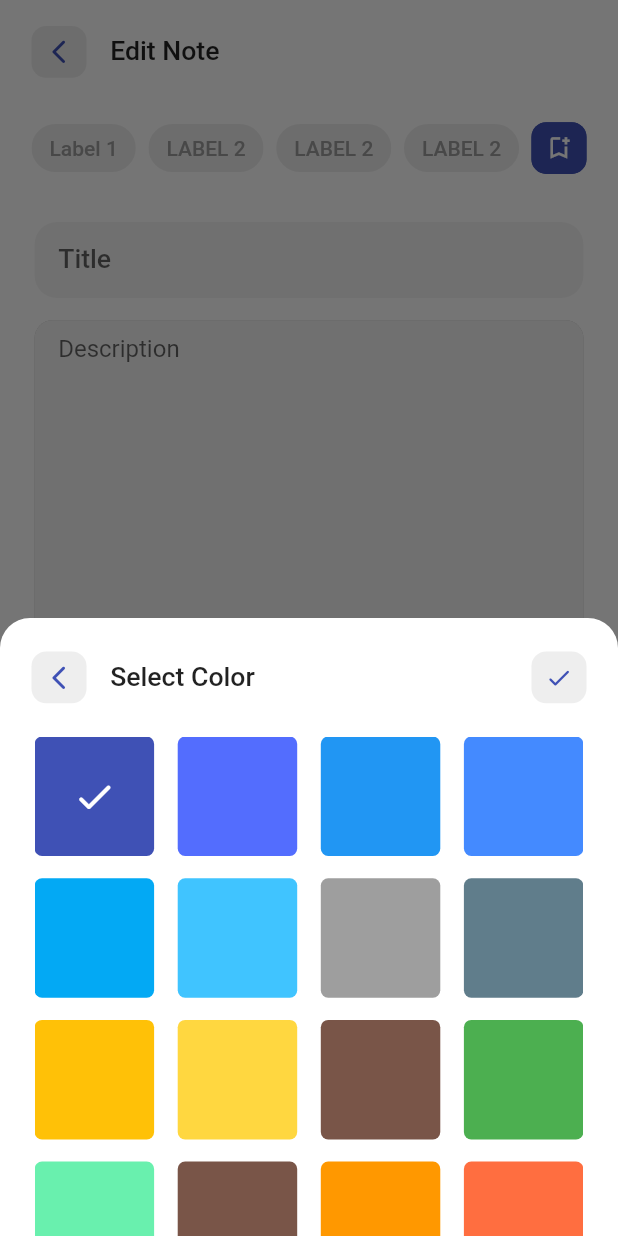
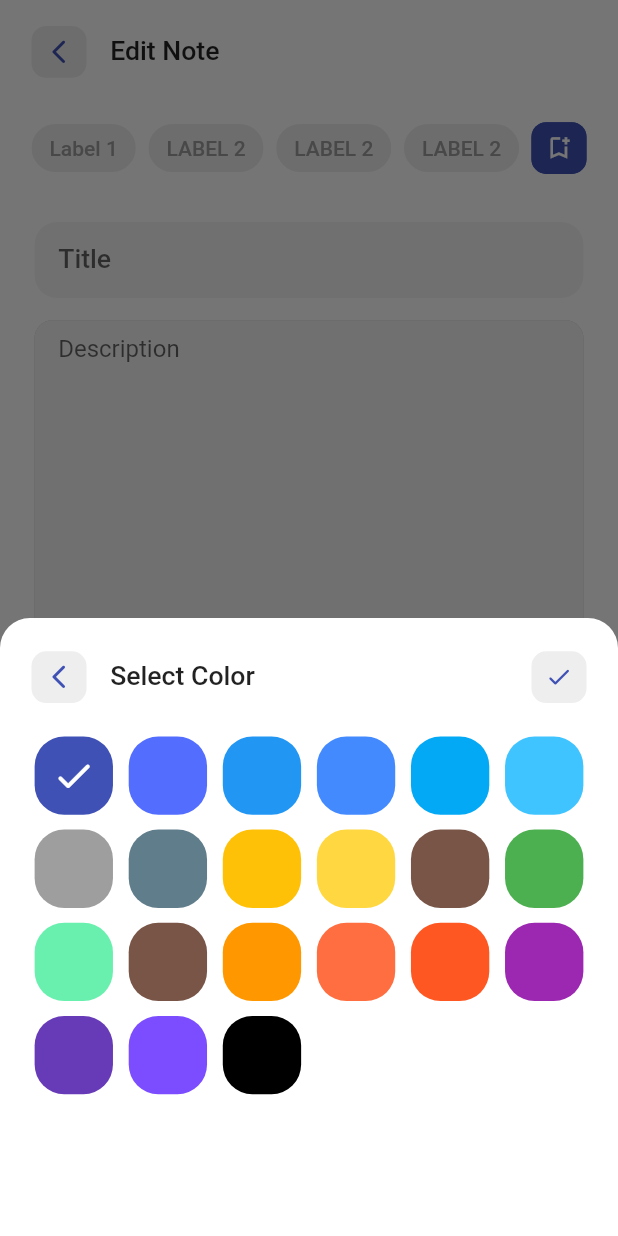
Before and after one commit to motasimfuad/deeNotes-personal_notebooks, a Flutter app: the EditNotePage screen opened directly with empty values, after a tap on the "color lens" icon, on a phone screen of 412 x 824 dp. Run offline on Flutter 3.47's test engine with Material 2 defaults, Android fonts, the phone set to English and light mode, and no system bars; our stand-ins replace bloc, dartz, equatable, flash, flutter_bloc, flutter_screenutil and 4 more; accounts and stored records are empty; statements that could not run were skipped.

Commit message:
note model noteColor issue fixed

```diff
--- a/lib/bottom_nav.dart
+++ b/lib/bottom_nav.dart
@@ -20,7 +20,7 @@ class _BottomNavState extends State<BottomNav> {
     // const MyHomePage(title: 'Hi'),
     const AllNotebooksPage(),
     const FavoriteNotesPage(),
-    const SettingsScreen(),
+    SettingsScreen(),
   ];
 
   @override
--- a/lib/core/widgets/k_select_color_sheet.dart
+++ b/lib/core/widgets/k_select_color_sheet.dart
@@ -1,12 +1,18 @@
 import 'package:flutter/material.dart';
+import 'package:flutter_bloc/flutter_bloc.dart';
 import 'package:flutter_screenutil/flutter_screenutil.dart';
+
 import 'package:notebooks/core/widgets/k_appbar.dart';
+import 'package:notebooks/data/models/note_color.dart';
+import 'package:notebooks/features/note/presentation/bloc/note_bloc.dart';
 
 import '../../data/data_providers/note_colors_provider.dart';
 
 class KSelectColorSheet extends StatefulWidget {
-  const KSelectColorSheet({
+  NoteColor? noteColor;
+  KSelectColorSheet({
     Key? key,
+    this.noteColor,
   }) : super(key: key);
 
   @override
@@ -15,19 +21,34 @@ class KSelectColorSheet extends StatefulWidget {
 
 class _KSelectColorSheetState extends State<KSelectColorSheet> {
   int isSelected = 0;
+  NoteColor? selectedNoteColor;
   var noteColorsProvider = NoteColorsProvider();
+
+  getNoteColor() {
+    if (widget.noteColor != null) {
+      // noteColorsProvider.noteColors.map((e) => e.color)
+      selectedNoteColor = widget.noteColor;
+      isSelected = noteColorsProvider.noteColors.indexOf(widget.noteColor!);
+      // return widget.noteColor;
+    } else if (selectedNoteColor != null) {
+      isSelected = noteColorsProvider.noteColors.indexOf(selectedNoteColor!);
+    } else {
+      selectedNoteColor = noteColorsProvider.noteColors.first;
+      isSelected = 0;
+    }
+  }
 
   @override
   Widget build(BuildContext context) {
+    print('build');
+    getNoteColor();
     return Padding(
       padding:
           EdgeInsets.only(bottom: MediaQuery.of(context).viewInsets.bottom),
-      child: SizedBox(
-        height: 200.h,
       child: Column(
         mainAxisSize: MainAxisSize.min,
         children: [
-            const SizedBox(height: 5),
+          SizedBox(height: 5.h),
           KAppbar(
             label: 'Select Color',
             context: context,
@@ -35,32 +56,47 @@ class _KSelectColorSheetState extends State<KSelectColorSheet> {
               Navigator.pop(context);
             },
             actionIcon: Icons.check_rounded,
-              actionOnPressed: () {},
+            actionOnPressed: () {
+              BlocProvider.of<NoteBloc>(context).add(
+                SelectNoteColorEvent(
+                  color: noteColorsProvider.noteColors[isSelected],
+                ),
+              );
+
+              Navigator.pop(context);
+            },
           ),
           Expanded(
             child: Padding(
-                padding: EdgeInsets.only(left: 22.w, right: 22.w, top: 5.h),
+              padding: EdgeInsets.only(
+                left: 22.w,
+                right: 22.w,
+                top: 5.h,
+              ),
               child: GridView.builder(
                 padding: EdgeInsets.only(bottom: 20.h),
                 gridDelegate: SliverGridDelegateWithFixedCrossAxisCount(
-                    crossAxisCount: 4,
-                    crossAxisSpacing: 15.w,
-                    mainAxisSpacing: 15.h,
+                  crossAxisCount: 6,
+                  crossAxisSpacing: 10.w,
+                  mainAxisSpacing: 10.h,
                   childAspectRatio: 1,
                 ),
                 itemCount: noteColorsProvider.noteColors.length,
                 itemBuilder: (BuildContext context, int index) {
+                  var noteColor = noteColorsProvider.noteColors[index];
                   return GestureDetector(
                     onTap: () {
                       setState(() {
-                          isSelected = index;
+                        // isSelected = index;
+                        print(index);
+                        selectedNoteColor = noteColor;
                       });
                     },
                     child: Container(
                       decoration: BoxDecoration(
-                          color: noteColorsProvider.noteColors[index].color,
+                        color: noteColor.color,
                         borderRadius: BorderRadius.all(
-                            Radius.circular(5.r),
+                          Radius.circular(20.r),
                         ),
                       ),
                       child: isSelected != index
@@ -78,7 +114,6 @@ class _KSelectColorSheetState extends State<KSelectColorSheet> {
           ),
         ],
       ),
-      ),
     );
   }
 }
--- a/lib/data/models/note_color.dart
+++ b/lib/data/models/note_color.dart
@@ -1,3 +1,5 @@
+import 'dart:convert';
+
 import 'package:flutter/material.dart';
 
 class NoteColor {
@@ -7,4 +9,23 @@ class NoteColor {
     required this.id,
     required this.color,
   });
+
+  Map<String, dynamic> toMap() {
+    return {
+      'id': id,
+      'color': color.value,
+    };
+  }
+
+  factory NoteColor.fromMap(Map<String, dynamic> map) {
+    return NoteColor(
+      id: map['id']?.toInt(),
+      color: Color(map['color']),
+    );
+  }
+
+  String toJson() => json.encode(toMap());
+
+  factory NoteColor.fromJson(String source) =>
+      NoteColor.fromMap(json.decode(source));
 }
--- a/lib/dependency_injection.dart
+++ b/lib/dependency_injection.dart
@@ -69,8 +69,8 @@ Future<void> init() async {
   getIt.registerLazySingleton<NotebookRepository>(
       () => NotebookRepositoryImpl(getIt()));
 
-  getIt.resetLazySingleton<NoteRepository>(
-      instance: () => NoteRepositoryImpl(getIt()));
+  getIt
+      .registerLazySingleton<NoteRepository>(() => NoteRepositoryImpl(getIt()));
 
   //data sources
   getIt.registerLazySingleton<NotebookLocalDataSource>(
--- a/lib/features/note/data/models/note_model.dart
+++ b/lib/features/note/data/models/note_model.dart
@@ -1,8 +1,7 @@
 import 'dart:convert';
 
-import 'package:flutter/material.dart';
-
 import 'package:notebooks/data/models/label.dart';
+import 'package:notebooks/data/models/note_color.dart';
 import 'package:notebooks/features/note/domain/entities/note_entity.dart';
 
 import '../../../../data/data_providers/note_colors_provider.dart';
@@ -14,8 +13,8 @@ class NoteModel extends NoteEntity {
     required String description,
     bool? isFavorite,
     bool? isLocked,
-    required Color color,
-    DateTime? createdAt,
+    required NoteColor noteColor,
+    required DateTime createdAt,
     DateTime? editedAt,
     required int notebookId,
     List<Label>? labels,
@@ -25,7 +24,7 @@ class NoteModel extends NoteEntity {
           description: description,
           isFavorite: isFavorite,
           isLocked: isLocked,
-          color: color,
+          noteColor: noteColor,
           createdAt: createdAt,
           editedAt: editedAt,
           notebookId: notebookId,
@@ -38,7 +37,7 @@ class NoteModel extends NoteEntity {
     String? description,
     bool? isFavorite,
     bool? isLocked,
-    Color? color,
+    NoteColor? noteColor,
     DateTime? createdAt,
     DateTime? editedAt,
     int? notebookId,
@@ -50,7 +49,7 @@ class NoteModel extends NoteEntity {
       description: description ?? this.description,
       isFavorite: isFavorite ?? this.isFavorite,
       isLocked: isLocked ?? this.isLocked,
-      color: color ?? this.color,
+      noteColor: noteColor ?? this.noteColor,
       createdAt: createdAt ?? this.createdAt,
       editedAt: editedAt ?? this.editedAt,
       labels: labels ?? this.labels,
@@ -63,13 +62,13 @@ class NoteModel extends NoteEntity {
       'id': id,
       'title': title,
       'description': description,
-      'isFavorite': isFavorite,
-      'isLocked': isLocked,
+      'isFavorite': isFavorite == true ? 1 : 0,
+      'isLocked': isLocked == true ? 1 : 0,
       'notebookId': notebookId,
-      'color': color.value,
-      'createdAt': createdAt?.millisecondsSinceEpoch,
+      'noteColor': noteColor.toJson(),
+      'createdAt': createdAt.millisecondsSinceEpoch,
       'editedAt': editedAt?.millisecondsSinceEpoch,
-      'labels': labels?.map((x) => x.toMap()).toList(),
+      // 'labels': labels?.map((x) => x.toMap()).toList(),
     };
   }
 
@@ -81,27 +80,30 @@ class NoteModel extends NoteEntity {
       isFavorite: map['isFavorite'] == 1 ? true : false,
       isLocked: map['isLocked'] == 1 ? true : false,
       notebookId: map['notebookId'],
-      color: Color(map['color']),
-      createdAt: map['createdAt'] != null
-          ? DateTime.fromMillisecondsSinceEpoch(map['createdAt'])
-          : null,
+      noteColor: NoteColor.fromJson(map['noteColor']),
+      createdAt: DateTime.fromMillisecondsSinceEpoch(map['createdAt']),
       editedAt: map['editedAt'] != null
           ? DateTime.fromMillisecondsSinceEpoch(map['editedAt'])
           : null,
-      labels: map['labels'] != null
-          ? List<Label>.from(map['labels']?.map((x) => Label.fromMap(x)))
-          : null,
+      // labels: map['labels'] != null
+      //     ? List<Label>.from(map['labels']?.map((x) => Label.fromMap(x)))
+      //     : null,
     );
   }
 
-  String toJson() => json.encode(toMap());
+  String toJson() {
+    var encoded = json.encode(toMap());
+    print('encoded: $encoded');
+    return encoded;
+  }
 
-  factory NoteModel.fromJson(String source) =>
-      NoteModel.fromMap(json.decode(source));
+  factory NoteModel.fromJson(String source) {
+    return NoteModel.fromMap(json.decode(source));
+  }
 
   @override
   String toString() {
-    return 'Note(id: $id, title: $title, description: $description, isFavorite: $isFavorite, isLocked: $isLocked, color: $color, createdAt: $createdAt, editedAt: $editedAt, labels: $labels, notebookId: $notebookId)';
+    return 'Note(id: $id, title: $title, description: $description, isFavorite: $isFavorite, isLocked: $isLocked, noteColor: $noteColor, createdAt: $createdAt, editedAt: $editedAt, labels: $labels, notebookId: $notebookId)';
   }
 }
 
@@ -112,12 +114,13 @@ final sampleNote = NoteModel(
   title: 'This is the first note',
   description:
       'It has survived not only five centuries, but also the leap into electronic typesetting, remaining essentially unchanged. It was popularised in the 1960s with the release of Letraset sheets containing Lorem Ipsum passages, and more recently with desktop publishing software like Aldus PageMaker including versions of Lorem Ipsum.',
-  color: noteColorsProvider.noteColors[20].color,
+  noteColor: noteColorsProvider.noteColors[20],
   notebookId: 1,
-  labels: [
-    Label(id: 01, name: 'label 1'),
-    Label(id: 02, name: 'label 2'),
-    Label(id: 03, name: 'label 3'),
-    Label(id: 04, name: 'label 4'),
-  ],
+  createdAt: DateTime.now(),
+  // labels: [
+  //   Label(id: 01, name: 'label 1'),
+  //   Label(id: 02, name: 'label 2'),
+  //   Label(id: 03, name: 'label 3'),
+  //   Label(id: 04, name: 'label 4'),
+  // ],
 );
--- a/lib/features/note/domain/entities/note_entity.dart
+++ b/lib/features/note/domain/entities/note_entity.dart
@@ -1,5 +1,5 @@
 import 'package:equatable/equatable.dart';
-import 'package:flutter/material.dart';
+import 'package:notebooks/data/models/note_color.dart';
 
 import '../../../../data/models/label.dart';
 
@@ -9,8 +9,8 @@ class NoteEntity extends Equatable {
   final String description;
   final bool? isFavorite;
   final bool? isLocked;
-  final Color color;
-  final DateTime? createdAt;
+  final NoteColor noteColor;
+  final DateTime createdAt;
   final DateTime? editedAt;
   final int notebookId;
   final List<Label>? labels;
@@ -20,8 +20,8 @@ class NoteEntity extends Equatable {
     required this.description,
     required this.isFavorite,
     this.isLocked,
-    required this.color,
-    this.createdAt,
+    required this.noteColor,
+    required this.createdAt,
     this.editedAt,
     required this.notebookId,
     this.labels,
@@ -34,7 +34,7 @@ class NoteEntity extends Equatable {
         description,
         isFavorite,
         isLocked,
-        color,
+        noteColor,
         createdAt,
         notebookId,
         labels,
--- a/lib/features/note/presentation/bloc/note_bloc.dart
+++ b/lib/features/note/presentation/bloc/note_bloc.dart
@@ -65,6 +65,11 @@ class NoteBloc extends Bloc<NoteEvent, NoteState> {
           ),
         );
       }
+
+      // select note color
+      if (event is SelectNoteColorEvent) {
+        emit(NoteColorSelectedState(color: event.color));
+      }
     });
   }
 }
--- a/lib/features/note/presentation/bloc/note_event.dart
+++ b/lib/features/note/presentation/bloc/note_event.dart
@@ -45,7 +45,7 @@ class DeleteAllNotesEvent extends NoteEvent {
   const DeleteAllNotesEvent(this.notebookId);
 }
 
-class SelectNoteColor extends NoteEvent {
-  final NoteColor? color;
-  const SelectNoteColor({this.color});
+class SelectNoteColorEvent extends NoteEvent {
+  final NoteColor color;
+  const SelectNoteColorEvent({required this.color});
 }
--- a/lib/features/note/presentation/bloc/note_state.dart
+++ b/lib/features/note/presentation/bloc/note_state.dart
@@ -66,9 +66,9 @@ class NoteLoaded extends NoteState {
   List<Object> get props => [note];
 }
 
-class SelectNoteColorState extends NoteState {
+class NoteColorSelectedState extends NoteState {
   final NoteColor color;
-  const SelectNoteColorState({
+  const NoteColorSelectedState({
     required this.color,
   });
   @override
--- a/lib/features/note/presentation/pages/edit_note_page.dart
+++ b/lib/features/note/presentation/pages/edit_note_page.dart
@@ -164,7 +164,7 @@ class _EditNotePageState extends State<EditNotePage> {
                     context: context,
                     builder: (context) => SizedBox(
                       height: MediaQuery.of(context).size.height / 2,
-                      child: const KSelectColorSheet(),
+                      child: KSelectColorSheet(),
                     ),
                     isDismissible: false,
                     isScrollControlled: false,
--- a/lib/features/note/presentation/pages/view_note_screen/view_note_screen.dart
+++ b/lib/features/note/presentation/pages/view_note_screen/view_note_screen.dart
@@ -56,7 +56,7 @@ class ViewNoteScreen extends StatelessWidget {
                       EdgeInsets.symmetric(horizontal: 22.w, vertical: 10.h),
                   child: Container(
                     decoration: BoxDecoration(
-                      color: note.color.withOpacity(0.1),
+                      color: note.noteColor.color.withOpacity(0.1),
                       borderRadius: BorderRadius.circular(10),
                     ),
                     height: 595.h,
@@ -105,7 +105,7 @@ class ViewNoteScreen extends StatelessWidget {
                               style: TextStyle(
                                   fontSize: 18.sp,
                                   fontWeight: FontWeight.w500,
-                                  color: note.color),
+                                  color: note.noteColor.color),
                             ),
                             SizedBox(height: 15.h),
                             Text(
@@ -190,7 +190,7 @@ class ViewNoteScreen extends StatelessWidget {
                       ScaffoldMessenger.of(context).showSnackBar(
                         SnackBar(
                           duration: const Duration(milliseconds: 2000),
-                          backgroundColor: note.color,
+                          backgroundColor: note.noteColor.color,
                           content: const Text('Fullscreen mode'),
                         ),
                       );
--- a/lib/features/notebook/data/models/notebook_model.dart
+++ b/lib/features/notebook/data/models/notebook_model.dart
@@ -4,6 +4,8 @@ import 'package:notebooks/data/models/label.dart';
 import 'package:notebooks/features/note/data/models/note_model.dart';
 import 'package:notebooks/features/note/domain/entities/note_entity.dart';
 import 'package:notebooks/features/notebook/domain/entities/notebook_entity.dart';
+
+import '../../../../data/models/note_color.dart';
 
 class NotebookModel extends NotebookEntity {
   NotebookModel({
@@ -103,13 +105,14 @@ final sampleNotebook = NotebookEntity(
     Label(id: 1, name: 'LABEL 2'),
   ],
   isLocked: false,
-  notes: const [
+  notes: [
     NoteModel(
       id: 32,
       title: 'Note 1',
       description: 'description',
-      color: Colors.red,
+      noteColor: NoteColor(id: 1, color: Colors.red),
       notebookId: 1,
+      createdAt: DateTime.now(),
     ),
   ],
 );
```
Also changed, not shown: lib/data/repositories/data_repository.dart (+12 -5 lines), lib/features/note/data/repositories/note_repository_impl.dart (+4 -4 lines), lib/features/note/presentation/pages/create_note_page.dart (+71 -14 lines), lib/features/note/presentation/pages/view_note_screen/view_note_full_screen.dart (+6 -5 lines), lib/features/note/presentation/widgets/note_item.dart (+4 -4 lines), lib/features/notebook/presentation/pages/notebook_page.dart (+28 -4 lines), lib/features/settings/presentation/pages/settings_screen.dart (+16 -1 lines). Lines whose indentation alone changed are shown as unchanged.
